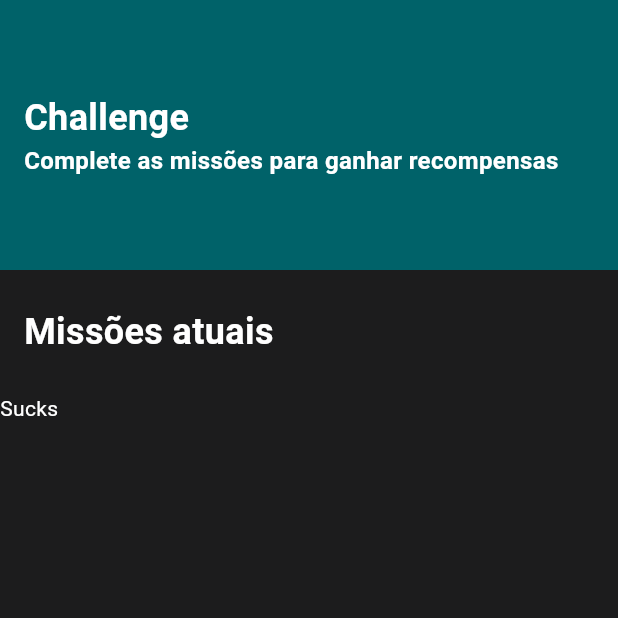
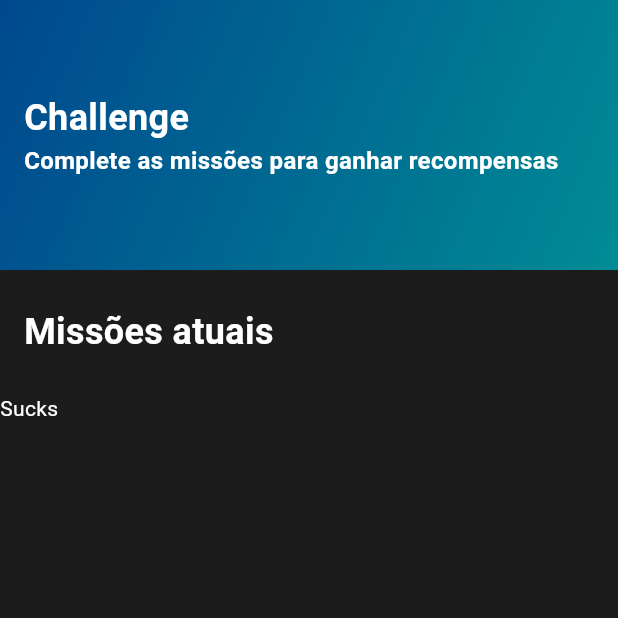
Before and after one commit to DerickPederzini/AcuraHub, a Flutter app: the ChallengePage screen opened directly, on a phone screen of 412 x 824 dp, the top half of it. Run offline on Flutter 3.47's test engine with Material 3 defaults, Android fonts, the phone set to English and light mode, and no system bars; our stand-ins replace flutter_secure_storage, jwt_decoder, video_player; accounts and stored records are empty.

Commit message:
add style perfil & challenges

```diff
--- a/forum_front/lib/pages/challenge_page.dart
+++ b/forum_front/lib/pages/challenge_page.dart
@@ -16,7 +16,13 @@ class ChallengePage extends StatelessWidget {
           Container(
             width: double.infinity,
             height: 180,
-            color: AppColors.goat_internal,
+            decoration: BoxDecoration(
+                gradient: LinearGradient(
+                  colors: [AppColors.blue_eurofarma, AppColors.blue_internal],
+                  begin: Alignment.topLeft,
+                  end: Alignment.bottomRight,
+                ),
+              ),
             child: Padding(
               padding: const EdgeInsets.all(16.0),
               child: Column(
```
Also changed, not shown: forum_front/lib/components/challenge/challenge_feed.dart (+10 -6 lines).
